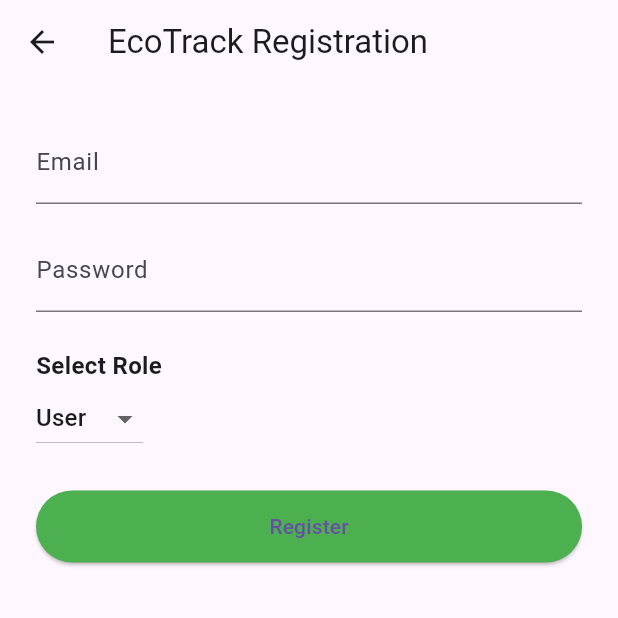
After one commit to abigailjetson/ecotrack, a Flutter app: the RegistrationScreen screen opened by its route, on a phone screen of 412 x 824 dp, the top half of it. The commit adds this screen. Run offline on Flutter 3.47's test engine with Material 3 defaults, Android fonts, the phone set to English and light mode, and no system bars; our stand-ins replace firebase_auth, firebase_core, firebase_database, flutter_local_notifications, geolocator; accounts and stored records are empty; network calls fail.

Commit message:
Add full Flutter app source code

```diff
--- a/lib/main.dart
+++ b/lib/main.dart
@@ -1,16 +1,17 @@
 import 'package:flutter/material.dart';
-import 'firebase_options.dart';
 import 'package:firebase_core/firebase_core.dart';
-import 'notification_service.dart';
+
 import 'login_screen.dart';
+import 'registration_screen.dart';
 import 'home_screen.dart';
+import 'admin_dashboard.dart';
 import 'add_activity_screen.dart';
 import 'map_screen.dart';
+import 'password_reset_screen.dart';
 
 void main() async {
   WidgetsFlutterBinding.ensureInitialized();
-  await Firebase.initializeApp(options: DefaultFirebaseOptions.currentPlatform);
-  await NotificationService.init();
+  await Firebase.initializeApp();
   runApp(const EcoTrackApp());
 }
 
@@ -20,14 +21,17 @@ class EcoTrackApp extends StatelessWidget {
   @override
   Widget build(BuildContext context) {
     return MaterialApp(
+      title: 'EcoTrack',
       debugShowCheckedModeBanner: false,
       initialRoute: '/login',
       routes: {
-        '/': (context) => const LoginScreen(),
         '/login': (context) => const LoginScreen(),
+        '/register': (context) => const RegistrationScreen(),
         '/home': (context) => const HomeScreen(),
+        '/admin_home': (context) => const AdminHomeScreen(),
+        '/add_activity': (context) => const AddActivityScreen(),
         '/map': (context) => const MapScreen(),
-        '/add_activity': (context) => const AddActivityScreen(),
+        '/reset_password': (context) => const PasswordResetScreen(),
       },
     );
   }
--- /dev/null
+++ b/lib/registration_screen.dart
@@ -0,0 +1,114 @@
+import 'package:flutter/material.dart';
+import 'package:firebase_auth/firebase_auth.dart';
+import 'package:firebase_database/firebase_database.dart';
+
+class RegistrationScreen extends StatefulWidget {
+  const RegistrationScreen({super.key});
+
+  @override
+  State<RegistrationScreen> createState() => _RegistrationScreenState();
+}
+
+class _RegistrationScreenState extends State<RegistrationScreen> {
+  final emailController = TextEditingController();
+  final passwordController = TextEditingController();
+  String selectedRole = 'user'; // default role
+  bool isLoading = false;
+
+  Future<void> register() async {
+    setState(() => isLoading = true);
+
+    try {
+      // 1. Create user in Firebase Auth
+      final credential = await FirebaseAuth.instance
+          .createUserWithEmailAndPassword(
+            email: emailController.text.trim(),
+            password: passwordController.text.trim(),
+          );
+
+      final uid = credential.user!.uid;
+
+      // 2. Save user data + role in Realtime Database
+      await FirebaseDatabase.instance.ref('users/$uid').set({
+        'uid': uid,
+        'email': emailController.text.trim(),
+        'role': selectedRole,
+      });
+
+      if (!mounted) return;
+
+      // 3. Route based on role
+      if (selectedRole == 'admin') {
+        Navigator.pushReplacementNamed(context, '/admin_home');
+      } else {
+        Navigator.pushReplacementNamed(context, '/home');
+      }
+    } catch (e) {
+      if (mounted) {
+        ScaffoldMessenger.of(
+          context,
+        ).showSnackBar(SnackBar(content: Text('Registration failed: $e')));
+      }
+    } finally {
+      if (mounted) {
+        setState(() => isLoading = false);
+      }
+    }
+  }
+
+  @override
+  Widget build(BuildContext context) {
+    return Scaffold(
+      appBar: AppBar(title: const Text('EcoTrack Registration')),
+      body: Padding(
+        padding: const EdgeInsets.all(24.0),
+        child: Column(
+          crossAxisAlignment: CrossAxisAlignment.start,
+          children: [
+            TextField(
+              controller: emailController,
+              decoration: const InputDecoration(labelText: 'Email'),
+              keyboardType: TextInputType.emailAddress,
+            ),
+            const SizedBox(height: 16),
+
+            TextField(
+              controller: passwordController,
+              decoration: const InputDecoration(labelText: 'Password'),
+              obscureText: true,
+            ),
+            const SizedBox(height: 24),
+
+            const Text(
+              'Select Role',
+              style: TextStyle(fontSize: 16, fontWeight: FontWeight.bold),
+            ),
+            DropdownButton<String>(
+              value: selectedRole,
+              items: const [
+                DropdownMenuItem(value: 'user', child: Text('User')),
+                DropdownMenuItem(value: 'admin', child: Text('Admin')),
+              ],
+              onChanged: (value) {
+                setState(() => selectedRole = value!);
+              },
+            ),
+
+            const SizedBox(height: 24),
+
+            ElevatedButton(
+              onPressed: isLoading ? null : register,
+              style: ElevatedButton.styleFrom(
+                backgroundColor: Colors.green,
+                minimumSize: const Size(double.infinity, 48),
+              ),
+              child: isLoading
+                  ? const CircularProgressIndicator(color: Colors.white)
+                  : const Text('Register'),
+            ),
+          ],
+        ),
+      ),
+    );
+  }
+}
```
Also changed, not shown: lib/admin_dashboard.dart (+50 -65 lines), lib/home_screen.dart (+20 -5 lines), lib/login_screen.dart (+5 -8 lines), lib/password_reset_screen.dart (added, +72 -0 lines), lib/user_dashboard.dart (+15 -76 lines).
